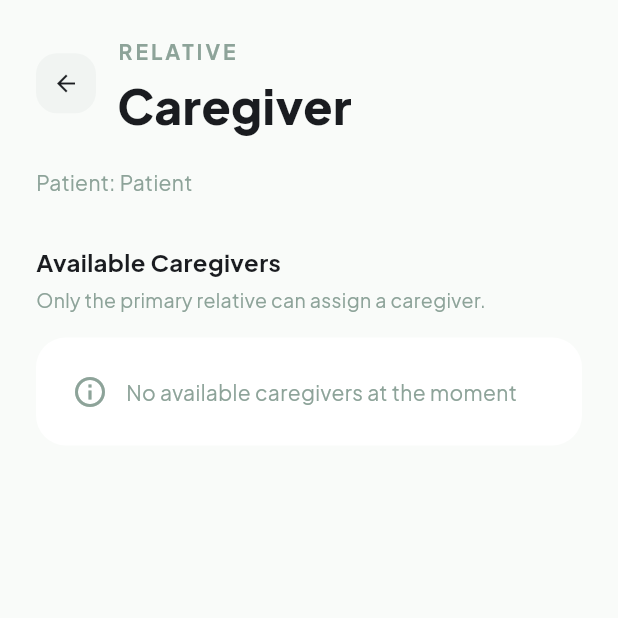
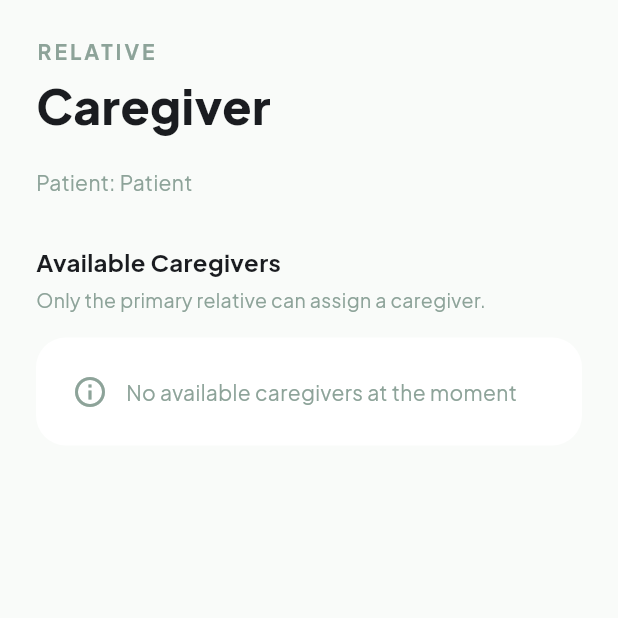
Before and after one commit to amlelgedawy/Sava, a Flutter app: the AssignCaregiverPage screen opened directly, on a phone screen of 412 x 824 dp, the top half of it. Run offline on Flutter 3.47's test engine with Material 3 defaults, Android fonts, the phone set to English and light mode, and no system bars; our stand-ins replace camera, file_picker, flutter_animate, google_fonts; accounts and stored records are empty; network calls fail.

```diff
--- a/lib/screens/caregiver/caregiver_home_page.dart
+++ b/lib/screens/caregiver/caregiver_home_page.dart
@@ -77,6 +77,9 @@ class _CaregiverHomePageState extends State<CaregiverHomePage> {
 
   @override
   Widget build(BuildContext context) {
+    return ValueListenableBuilder<String?>(
+      valueListenable: AppState.patientId,
+      builder: (context, _, __) {
         return ValueListenableBuilder<AlertType>(
           valueListenable: AppState.alertStatus,
           builder: (context, alert, _) {
@@ -500,5 +503,7 @@ class _CaregiverHomePageState extends State<CaregiverHomePage> {
             );
           },
         );
+      },
+    );
   }
 }
--- a/lib/screens/relative/assign_caregiver_page.dart
+++ b/lib/screens/relative/assign_caregiver_page.dart
@@ -196,34 +196,12 @@ class _AssignCaregiverPageState extends State<AssignCaregiverPage> {
           child: Column(
             crossAxisAlignment: CrossAxisAlignment.start,
             children: [
-              Row(
+              Column(
+                crossAxisAlignment: CrossAxisAlignment.start,
                 children: [
-                  GestureDetector(
-                    onTap: () => Navigator.pop(context),
-                    child: Container(
-                      width: 40,
-                      height: 40,
-                      decoration: BoxDecoration(
-                        color: SovaColors.softGlass,
-                        borderRadius: BorderRadius.circular(14),
-                      ),
-                      child: const Icon(Icons.arrow_back,
-                          color: SovaColors.charcoal, size: 18),
-                    ),
-                  ),
-                  const SizedBox(width: 14),
-                  Expanded(
-                    child: Column(
-                      crossAxisAlignment: CrossAxisAlignment.start,
-                      children: [
-                        Text('RELATIVE',
-                            style: SovaTheme.textTheme.labelMedium),
-                        const SizedBox(height: 8),
-                        Text('Caregiver',
-                            style: SovaTheme.textTheme.displayMedium),
-                      ],
-                    ),
-                  ),
+                  Text('RELATIVE', style: SovaTheme.textTheme.labelMedium),
+                  const SizedBox(height: 8),
+                  Text('Caregiver', style: SovaTheme.textTheme.displayMedium),
                 ],
               ),
               const SizedBox(height: 24),
--- a/lib/screens/relative/relative_home_page.dart
+++ b/lib/screens/relative/relative_home_page.dart
@@ -146,6 +146,9 @@ class _RelativeHomePageState extends State<RelativeHomePage> {
 
   @override
   Widget build(BuildContext context) {
+    return ValueListenableBuilder<String?>(
+      valueListenable: AppState.patientId,
+      builder: (context, _, __) {
         return ValueListenableBuilder<AlertType>(
           valueListenable: AppState.alertStatus,
           builder: (context, alert, _) {
@@ -616,5 +619,7 @@ class _RelativeHomePageState extends State<RelativeHomePage> {
             );
           },
         );
+      },
+    );
   }
 }
--- a/lib/services/api_service.dart
+++ b/lib/services/api_service.dart
@@ -404,6 +404,22 @@ class ApiService {
     throw (json.decode(resp.body) as Map)['detail'] ?? 'Reject failed';
   }
 
+  /// PATCH /api/patients/<patient_id>/relatives/<relative_id>/role  body: {requester_id, role}
+  static Future<void> updateRelativeRole({
+    required String patientId,
+    required String requesterId,
+    required String relativeId,
+    required String role,
+  }) async {
+    final resp = await http.patch(
+      Uri.parse('$_baseUrl/patients/$patientId/relatives/$relativeId/role'),
+      headers: {'Content-Type': 'application/json'},
+      body: json.encode({'requester_id': requesterId, 'role': role}),
+    );
+    if (resp.statusCode == 200) return;
+    throw (json.decode(resp.body) as Map)['detail'] ?? 'Role change failed';
+  }
+
   /// PATCH /api/admin/patients/<patient_id>/relatives/<relative_id>/role  body: {admin_id, role}
   static Future<void> adminChangeRelativeRole({
     required String adminId,
```
Also changed, not shown: lib/screens/caregiver/contract_management_page.dart (+13 -5 lines), lib/screens/relative/manage_relatives_page.dart (+24 -2 lines), lib/screens/vision_page.dart (+14 -59 lines). Lines whose indentation alone changed are shown as unchanged.
